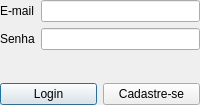
Before: the Qt Designer form fontes/QTCC_Qt/ui/dialoglogin.ui in ricardopetrere/TCC_FTT, drawn with Qt 5.
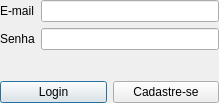
After: the same form once the commit is applied.

Patch:
```diff
--- a/fontes/QTCC_Qt/ui/dialoglogin.ui
+++ b/fontes/QTCC_Qt/ui/dialoglogin.ui
@@ -6,8 +6,8 @@
    <rect>
     <x>0</x>
     <y>0</y>
-    <width>200</width>
-    <height>105</height>
+    <width>219</width>
+    <height>103</height>
    </rect>
   </property>
   <property name="windowTitle">
@@ -27,8 +27,6 @@
     <number>0</number>
    </property>
    <item>
-    <layout class="QGridLayout" name="gridLayout">
-     <item row="0" column="0">
       <layout class="QFormLayout" name="formLayout">
        <item row="0" column="0">
         <widget class="QLabel" name="lblEmail">
@@ -75,7 +73,7 @@
        </item>
       </layout>
      </item>
-     <item row="1" column="0">
+   <item>
       <layout class="QHBoxLayout" name="horizontalLayout">
        <item>
         <widget class="QPushButton" name="btnLogin">
@@ -90,8 +88,6 @@
           <string>Cadastre-se</string>
          </property>
         </widget>
-       </item>
-      </layout>
      </item>
     </layout>
    </item>
```
Left out of the diff: 2 changed lines with no effect on the pictures. Lines whose indentation alone changed are shown as unchanged.
